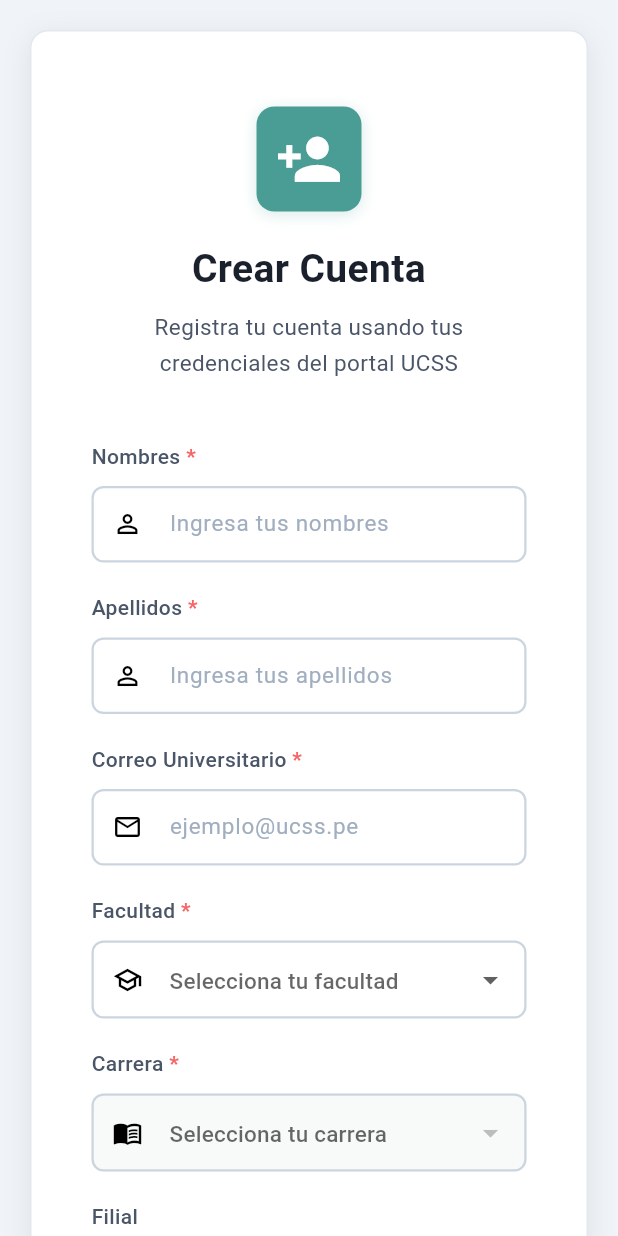
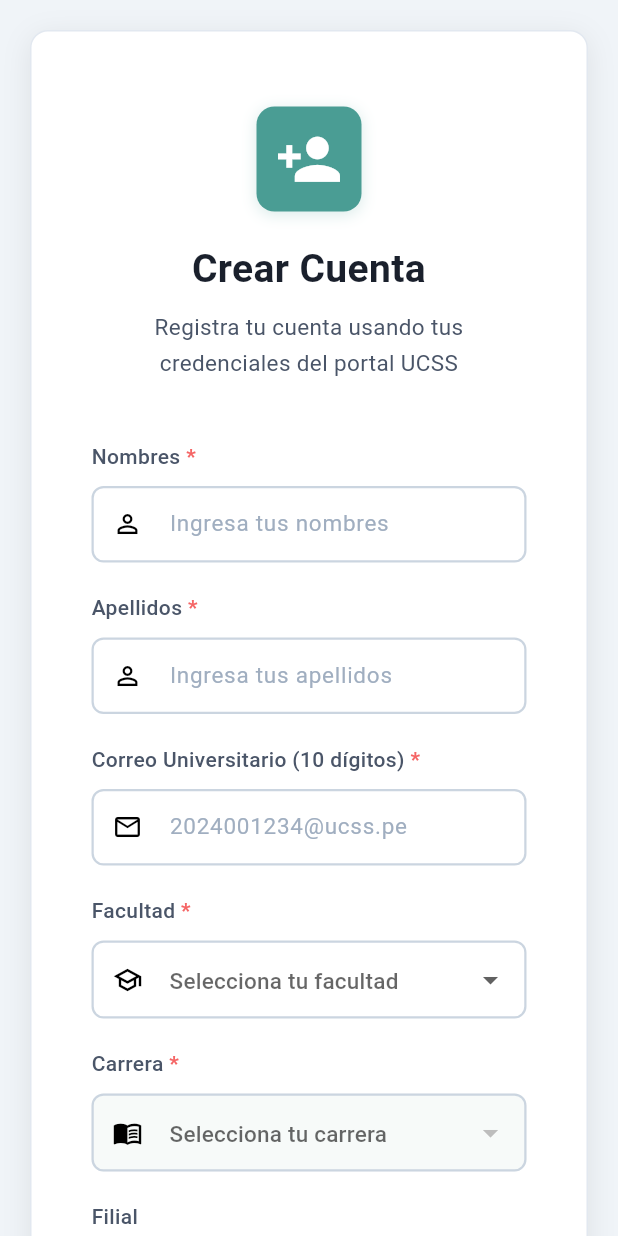
Before and after one commit to 51Jos/ResiliencIA, a Flutter app: the RegistroVista screen opened by its route, on a phone screen of 412 x 824 dp. Run offline on Flutter 3.47's test engine with Material 3 defaults, Android fonts, the phone set to English and light mode, and no system bars; our stand-ins replace cloud_firestore, firebase_auth, firebase_core, flutter_local_notifications, shared_preferences; missing offline and left inert: dart:html, encrypt; accounts and stored records are empty; generated files the repository leaves out were written again; Roboto replaces fonts that are missing (Segoe UI).

Commit message:
Agregar validación de código de estudiante de 10 dígitos
- Validar que el código antes del @ tenga exactamente 10 dígitos
- Verificar que todos los caracteres sean números
- Actualizar hint del campo a formato ejemplo: 2024001234@ucss.pe
- Actualizar label para indicar requisito de 10 dígitos

🤖 Generated with [Claude Code](https://claude.com/claude-code)

Co-Authored-By: Claude <noreply@anthropic.com>

```diff
--- a/lib/features/autenticacion/componentes/registro/registro_formulario.dart
+++ b/lib/features/autenticacion/componentes/registro/registro_formulario.dart
@@ -260,8 +260,8 @@ class _RegistroFormularioState extends State<RegistroFormulario> {
           // Campo de correo universitario
           _buildTextField(
             controller: _correoController,
-            label: 'Correo Universitario',
-            hint: 'ejemplo@ucss.pe',
+            label: 'Correo Universitario (10 dígitos)',
+            hint: '2024001234@ucss.pe',
             icon: Icons.email_outlined,
             keyboardType: TextInputType.emailAddress,
             validator: (valor) {
@@ -271,6 +271,15 @@ class _RegistroFormularioState extends State<RegistroFormulario> {
               // Acepta tanto @ucss.pe como @ucss.edu.pe
               if (!valor.endsWith('@ucss.pe') && !valor.endsWith('@ucss.edu.pe')) {
                 return 'Debe ser un correo institucional UCSS (@ucss.pe o @ucss.edu.pe)';
+              }
+              // Validar que el código tenga exactamente 10 dígitos antes del @
+              final codigo = valor.split('@')[0];
+              if (codigo.length != 10) {
+                return 'El código debe tener exactamente 10 dígitos';
+              }
+              // Verificar que todos sean números
+              if (!RegExp(r'^\d{10}$').hasMatch(codigo)) {
+                return 'El código debe contener solo números';
               }
               return null;
             },
```
